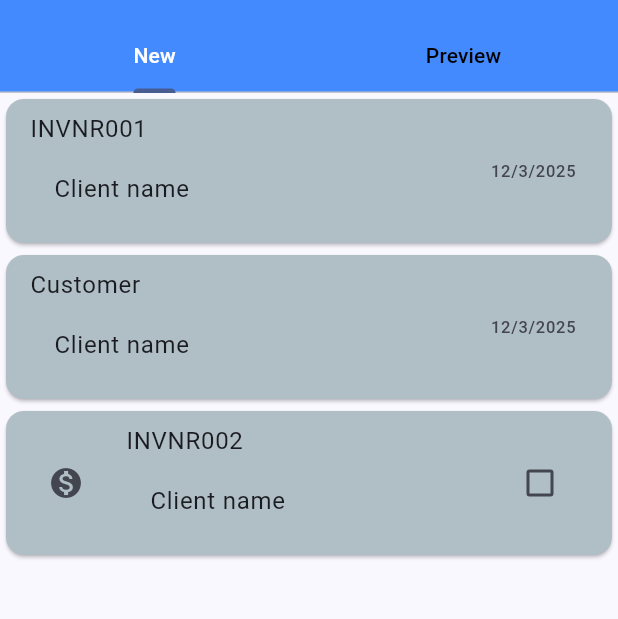
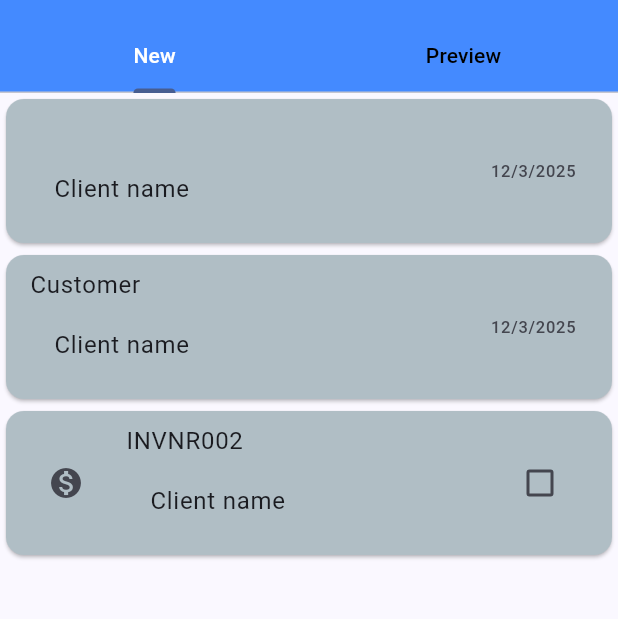
Before and after one commit to TJaskowski/InvoiceMobileApp, a Flutter app: the AddInvoice screen opened by its route, on a phone screen of 412 x 824 dp, the part 63-682 px from its top. Run offline on Flutter 3.47's test engine with Material 3 defaults, Android fonts, the phone set to English and light mode, and no system bars; our stand-ins replace flutter_riverpod.

Commit message:
InvoiceNumber should be the consumerWidg

```diff
--- a/lib/main.dart
+++ b/lib/main.dart
@@ -1,6 +1,7 @@
 import 'package:flutter/material.dart';
+import 'package:flutter_riverpod/flutter_riverpod.dart';
 import 'package:invoice_app_flutter/invoice_app.dart';
 
 void main() {
-  runApp(const InvoiceApp());
+  runApp(ProviderScope(child: InvoiceApp()));
 }
--- a/lib/widgets/invoice_number.dart
+++ b/lib/widgets/invoice_number.dart
@@ -29,6 +29,7 @@ class _InvoiceNumberState extends State<InvoiceNumber> {
 
   void saveInvoiceNumber() {
     print('Invoice number: ${_invoiceNumberController.text}');
+
     Navigator.of(context).pop();
   }
 
--- a/lib/widgets/new_invoice.dart
+++ b/lib/widgets/new_invoice.dart
@@ -1,19 +1,23 @@
 // ignore_for_file: prefer_const_literals_to_create_immutables, prefer_const_constructors, avoid_print
 
 import 'package:flutter/material.dart';
+import 'package:flutter_riverpod/flutter_riverpod.dart';
 import 'package:invoice_app_flutter/widgets/invoice_number.dart';
+import 'package:invoice_app_flutter/providers/invoice_provider.dart';
 
-class NewInvoice extends StatelessWidget {
+class NewInvoice extends ConsumerWidget {
   const NewInvoice({super.key});
 
   @override
-  Widget build(BuildContext context) {
+  Widget build(BuildContext context, WidgetRef ref) {
+
+    final invoiceNumber = ref.watch(invoiceProvider).invoiceNumber;
     return ListView(
       children: [
         Card(
           color: Colors.blueGrey[200],
           child: ListTile(
-            title: Text('INVNR001'),
+            title: Text(invoiceNumber),
             subtitle: ListTile(
               title: Text('Client name'),
               onTap: () {
```
